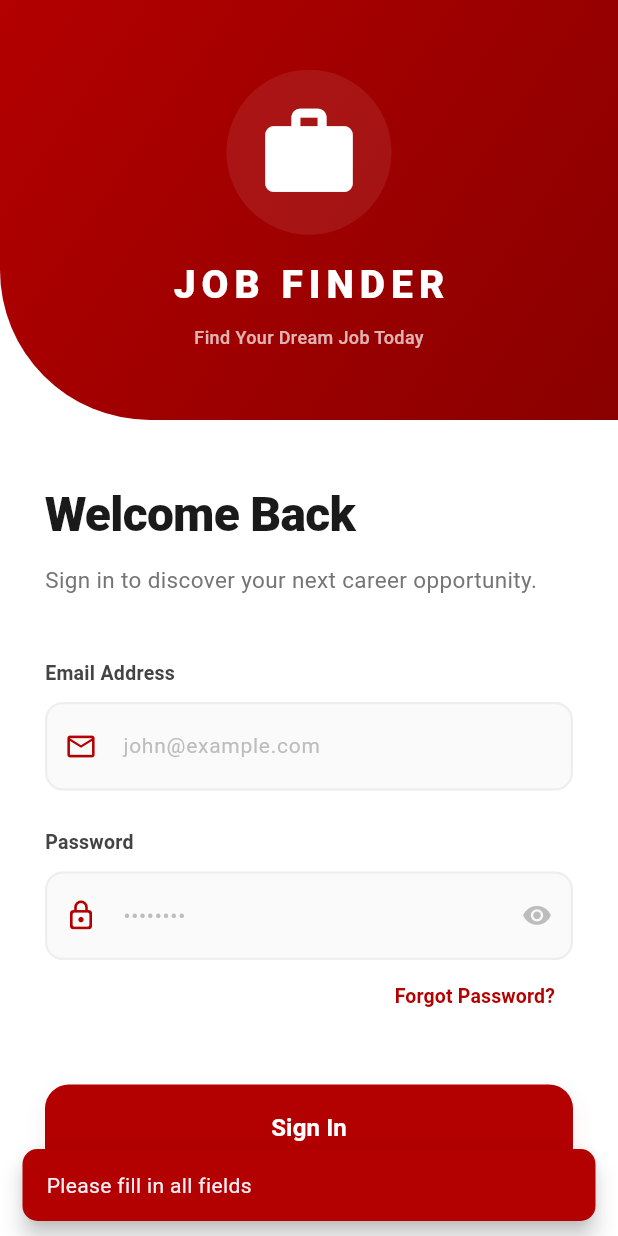
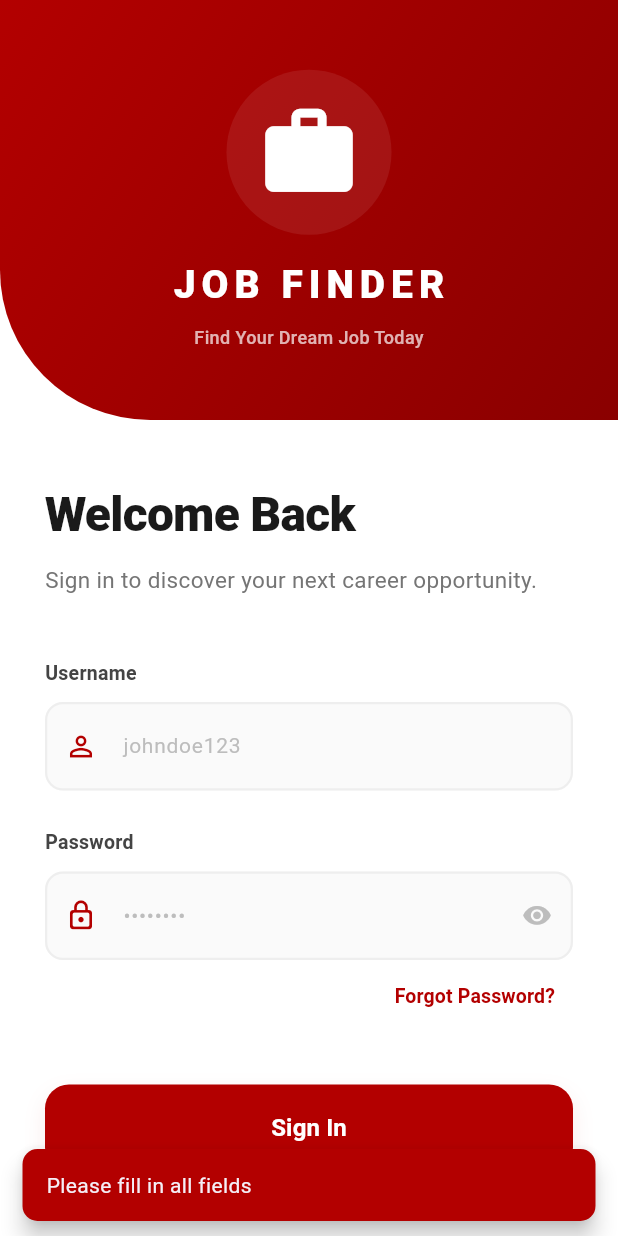
Before and after one commit to ekingthegreat/job-finder, a Flutter app: the screen it shows after launch, after a tap on "Sign In", on a phone screen of 412 x 824 dp. Run offline on Flutter 3.47's test engine with Material 3 defaults, Android fonts, the phone set to English and light mode, and no system bars; our stand-ins replace image_picker, shared_preferences; network calls fail.

Commit message:
updated login/registration

```diff
--- a/lib/auth/login.dart
+++ b/lib/auth/login.dart
@@ -15,13 +15,13 @@ class LoginPage extends StatefulWidget {
 class _LoginPageState extends State<LoginPage> {
   bool _isPasswordVisible = false;
   bool _isLoading = false;
-  final TextEditingController _emailController = TextEditingController();
+  final TextEditingController _usernameController = TextEditingController();
   final TextEditingController _passwordController = TextEditingController();
 
   // Base URL - Change this based on your environment
-  // For Android Emulator: http://10.0.2.2:8888
-  // For iOS Simulator: http://localhost:8888
-  // For Physical Device: http://[your-ip]:8888
+  // For Android Emulator: http://10.0.2.2
+  // For iOS Simulator: http://localhost
+  // For Physical Device: http://[your-ip]
   final String baseUrl = 'http://127.0.0.1:8888';
 
   @override
@@ -43,16 +43,17 @@ class _LoginPageState extends State<LoginPage> {
   }
 
   Future<void> _handleSignIn() async {
-    final String email = _emailController.text.trim();
+    final String username = _usernameController.text.trim();
     final String password = _passwordController.text.trim();
 
-    if (email.isEmpty || password.isEmpty) {
+    if (username.isEmpty || password.isEmpty) {
       _showSnackBar("Please fill in all fields", isError: true);
       return;
     }
 
-    if (!RegExp(r'^[\w-\.]+@([\w-]+\.)+[\w-]{2,4}$').hasMatch(email)) {
-      _showSnackBar("Please enter a valid email address", isError: true);
+    // Username validation (letters, numbers, underscore only, 3-20 characters)
+    if (!RegExp(r'^[a-zA-Z0-9_]{3,20}$').hasMatch(username)) {
+      _showSnackBar("Username must be 3-20 characters (letters, numbers, underscore)", isError: true);
       return;
     }
 
@@ -62,38 +63,34 @@ class _LoginPageState extends State<LoginPage> {
 
     try {
       final response = await http.post(
-        Uri.parse('$baseUrl/enricoso/login.php'),
+        Uri.parse('$baseUrl/enricoso/api/login.php'),
         headers: {'Content-Type': 'application/json'},
         body: json.encode({
-          'email': email,
+          'username': username,
           'password': password,
         }),
       ).timeout(const Duration(seconds: 30));
 
-      // Check if widget is still mounted before using context
       if (!mounted) return;
 
       final Map<String, dynamic> responseData = json.decode(response.body);
 
       if (response.statusCode == 200 && responseData['status'] == 'success') {
-        await _saveUserSession(responseData['user']);
+        await _saveUserSession(responseData['data']);
 
-        // Check mounted again after async operation
         if (!mounted) return;
 
-        _showSnackBar("Welcome back, ${responseData['user']['fullname']}!", isError: false);
+        _showSnackBar("Welcome back, ${responseData['data']['fullname']}!", isError: false);
 
         Navigator.pushReplacement(
           context,
           MaterialPageRoute(builder: (context) => const JobListingPage()),
         );
       } else {
-        // Check mounted before showing snackbar
         if (!mounted) return;
-        _showSnackBar(responseData['message'] ?? 'Invalid email or password', isError: true);
+        _showSnackBar(responseData['message'] ?? 'Invalid username or password', isError: true);
       }
     } catch (e) {
-      // Check mounted before showing snackbar
       if (!mounted) return;
       _showSnackBar('Connection error. Please check your internet connection.', isError: true);
       debugPrint('Login error: $e');
@@ -116,7 +113,6 @@ class _LoginPageState extends State<LoginPage> {
   }
 
   void _showSnackBar(String message, {required bool isError}) {
-    // Check if mounted before showing snackbar
     if (!mounted) return;
 
     ScaffoldMessenger.of(context).showSnackBar(
@@ -132,7 +128,7 @@ class _LoginPageState extends State<LoginPage> {
 
   @override
   void dispose() {
-    _emailController.dispose();
+    _usernameController.dispose();
     _passwordController.dispose();
     super.dispose();
   }
@@ -173,10 +169,10 @@ class _LoginPageState extends State<LoginPage> {
                       const SizedBox(height: 40),
 
                       _buildInputField(
-                        label: "Email Address",
-                        icon: Icons.email_outlined,
-                        controller: _emailController,
-                        hint: "john@example.com",
+                        label: "Username",
+                        icon: Icons.person_outline,
+                        controller: _usernameController,
+                        hint: "johndoe123",
                       ),
                       const SizedBox(height: 25),
 
@@ -356,7 +352,7 @@ class _LoginPageState extends State<LoginPage> {
           controller: controller,
           obscureText: isPassword && !_isPasswordVisible,
           style: const TextStyle(fontSize: 15, fontWeight: FontWeight.w500),
-          keyboardType: isPassword ? TextInputType.visiblePassword : TextInputType.emailAddress,
+          keyboardType: isPassword ? TextInputType.visiblePassword : TextInputType.text,
           textInputAction: isPassword ? TextInputAction.done : TextInputAction.next,
           onSubmitted: (value) {
             if (isPassword) {
```
Also changed, not shown: lib/auth/registration.dart (+23 -13 lines).
